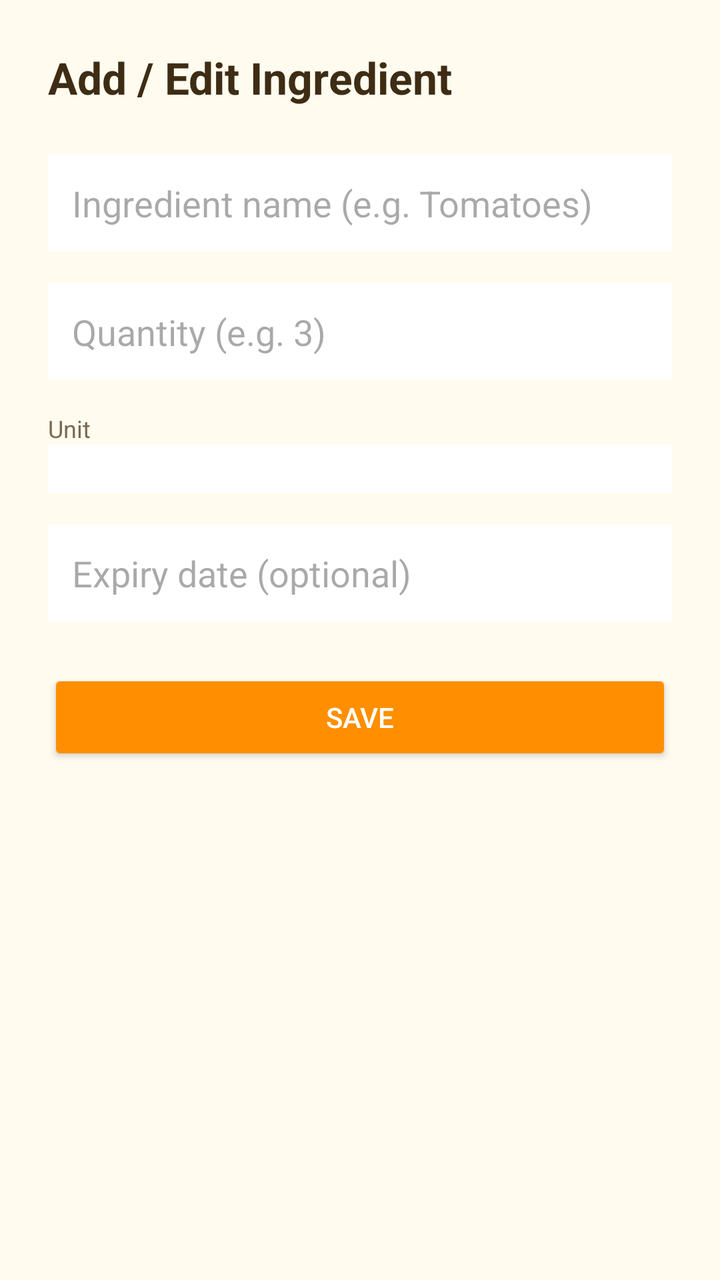
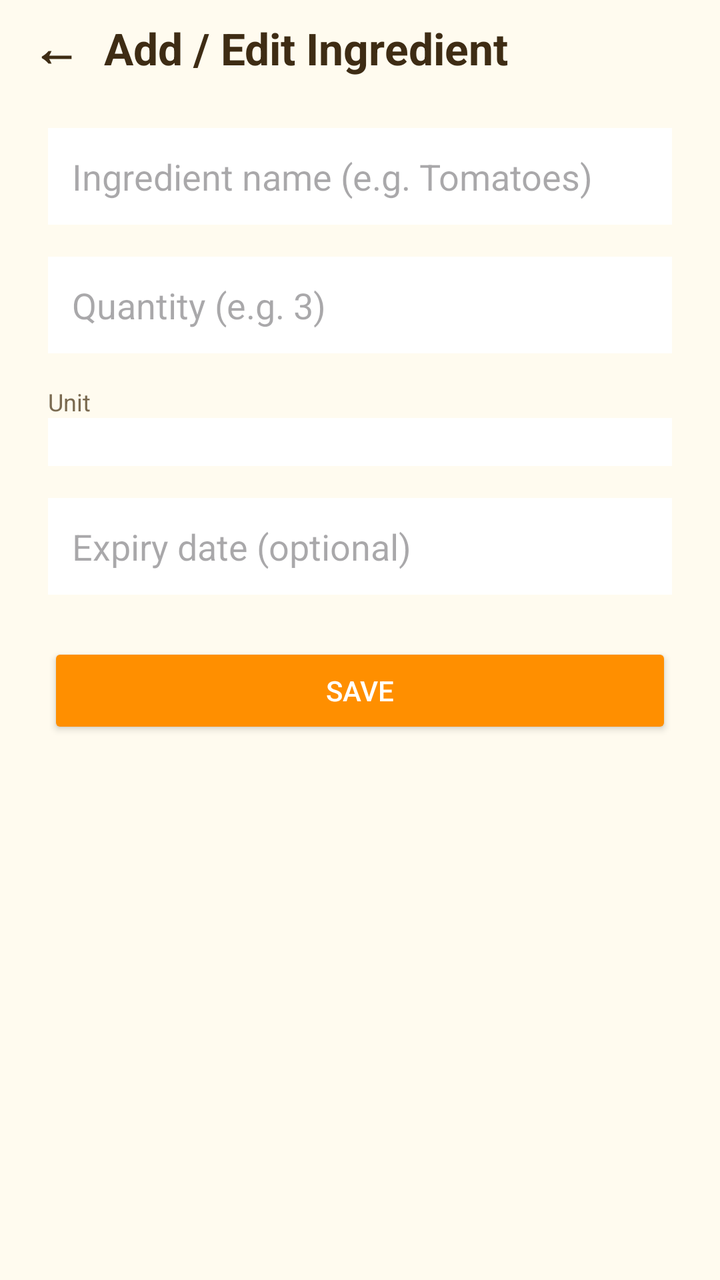

Screens rendered from an Android XML layout before and after an edit, with the pre-edit source and the edit as a unified diff.
<!-- AndroidManifest.xml: application theme Theme.SmartPantryManager -->
<!-- res/layout/activity_add_edit.xml -->
<ScrollView xmlns:android="http://schemas.android.com/apk/res/android" android:layout_width="match_parent" android:layout_height="match_parent" android:background="@color/cream_background">
    <LinearLayout android:layout_width="match_parent" android:layout_height="wrap_content" android:orientation="vertical" android:padding="24dp">
        <TextView android:id="@+id/textScreenTitle" android:layout_width="wrap_content" android:layout_height="wrap_content" android:text="@string/title_add_edit" android:textColor="@color/text_primary" android:textSize="22sp" android:textStyle="bold" android:layout_marginBottom="24dp"/>
        <EditText android:id="@+id/editName" android:layout_width="match_parent" android:layout_height="wrap_content" android:hint="Ingredient name (e.g. Tomatoes)" android:inputType="textCapWords" android:background="@color/surface_white" android:padding="12dp"/>
        <TextView android:id="@+id/errorName" android:layout_width="wrap_content" android:layout_height="wrap_content" android:textColor="@color/error_red" android:textSize="12sp" android:visibility="gone" android:text="Please enter an ingredient name"/>
        <EditText android:id="@+id/editQuantity" android:layout_width="match_parent" android:layout_height="wrap_content" android:layout_marginTop="16dp" android:hint="Quantity (e.g. 3)" android:inputType="numberDecimal" android:background="@color/surface_white" android:padding="12dp"/>
        <TextView android:id="@+id/errorQuantity" android:layout_width="wrap_content" android:layout_height="wrap_content" android:textColor="@color/error_red" android:textSize="12sp" android:visibility="gone" android:text="Please enter a quantity greater than 0"/>
        <TextView android:layout_width="wrap_content" android:layout_height="wrap_content" android:layout_marginTop="16dp" android:text="Unit" android:textColor="@color/text_secondary" android:textSize="12sp"/>
        <Spinner android:id="@+id/spinnerUnit" android:layout_width="match_parent" android:layout_height="wrap_content" android:background="@color/surface_white" android:padding="12dp"/>
        <EditText android:id="@+id/editExpiry" android:layout_width="match_parent" android:layout_height="wrap_content" android:layout_marginTop="16dp" android:hint="Expiry date (optional)" android:focusable="false" android:clickable="true" android:background="@color/surface_white" android:padding="12dp"/>
        <Button android:id="@+id/buttonSave" android:layout_width="match_parent" android:layout_height="wrap_content" android:layout_marginTop="24dp" android:text="Save" android:backgroundTint="@color/amber_accent" android:textColor="@color/white"/>
    </LinearLayout>
</ScrollView>
<!-- resources referenced by this layout -->
<resources>
  <color name="amber_accent">#FF8F00</color>
  <color name="cream_background">#FFFBEF</color>
  <color name="error_red">#D32F2F</color>
  <color name="surface_white">#FFFFFF</color>
  <color name="text_primary">#3E2C14</color>
  <color name="text_secondary">#7A6A50</color>
  <color name="white">#FFFFFF</color>
  <string name="title_add_edit">Add / Edit Ingredient</string>
  <style name="Theme.SmartPantryManager" parent="Base.Theme.SmartPantryManager" />
  <style name="Base.Theme.SmartPantryManager" parent="Theme.Material3.DayNight.NoActionBar">
          <item name="colorPrimary">@color/sun_yellow</item>
          <item name="colorPrimaryVariant">@color/sun_yellow_dark</item>
          <item name="colorOnPrimary">@color/text_primary</item>
          <item name="colorSecondary">@color/amber_accent</item>
          <item name="colorSecondaryVariant">@color/amber_accent</item>
          <item name="colorOnSecondary">@color/white</item>
          <item name="android:colorBackground">@color/cream_background</item>
          <item name="colorSurface">@color/surface_white</item>
          <item name="colorOnSurface">@color/text_primary</item>
          <item name="colorError">@color/error_red</item>
          <item name="android:statusBarColor">@color/sun_yellow_dark</item>
          <item name="android:windowLightStatusBar">true</item>
      </style>
  <color name="sun_yellow">#FFC947</color>
  <color name="sun_yellow_dark">#F2A900</color>
</resources>

<!-- the commit's change to res/layout/activity_add_edit.xml (unified diff, before → after) -->
@@ -1,6 +1,10 @@
 <ScrollView xmlns:android="http://schemas.android.com/apk/res/android" android:layout_width="match_parent" android:layout_height="match_parent" android:background="@color/cream_background">
-    <LinearLayout android:layout_width="match_parent" android:layout_height="wrap_content" android:orientation="vertical" android:padding="24dp">
-        <TextView android:id="@+id/textScreenTitle" android:layout_width="wrap_content" android:layout_height="wrap_content" android:text="@string/title_add_edit" android:textColor="@color/text_primary" android:textSize="22sp" android:textStyle="bold" android:layout_marginBottom="24dp"/>
+<LinearLayout android:layout_width="match_parent" android:layout_height="wrap_content" android:orientation="vertical">
+    <LinearLayout android:layout_width="match_parent" android:layout_height="wrap_content" android:orientation="horizontal" android:gravity="center_vertical" android:paddingStart="4dp" android:paddingEnd="16dp" android:layout_marginBottom="16dp">
+        <TextView android:id="@+id/buttonBack" android:layout_width="48dp" android:layout_height="48dp" android:gravity="center" android:text="←" android:textSize="24sp" android:textColor="@color/text_primary" android:textStyle="bold" android:background="?attr/selectableItemBackgroundBorderless" android:clickable="true" android:focusable="true" android:contentDescription="Back"/>
+        <TextView android:id="@+id/textScreenTitle" android:layout_width="0dp" android:layout_height="wrap_content" android:layout_weight="1" android:text="@string/title_add_edit" android:textColor="@color/text_primary" android:textSize="22sp" android:textStyle="bold"/>
+    </LinearLayout>
+    <LinearLayout android:layout_width="match_parent" android:layout_height="wrap_content" android:orientation="vertical" android:paddingHorizontal="24dp">
         <EditText android:id="@+id/editName" android:layout_width="match_parent" android:layout_height="wrap_content" android:hint="Ingredient name (e.g. Tomatoes)" android:inputType="textCapWords" android:background="@color/surface_white" android:padding="12dp"/>
         <TextView android:id="@+id/errorName" android:layout_width="wrap_content" android:layout_height="wrap_content" android:textColor="@color/error_red" android:textSize="12sp" android:visibility="gone" android:text="Please enter an ingredient name"/>
         <EditText android:id="@+id/editQuantity" android:layout_width="match_parent" android:layout_height="wrap_content" android:layout_marginTop="16dp" android:hint="Quantity (e.g. 3)" android:inputType="numberDecimal" android:background="@color/surface_white" android:padding="12dp"/>
@@ -10,4 +14,5 @@
         <EditText android:id="@+id/editExpiry" android:layout_width="match_parent" android:layout_height="wrap_content" android:layout_marginTop="16dp" android:hint="Expiry date (optional)" android:focusable="false" android:clickable="true" android:background="@color/surface_white" android:padding="12dp"/>
         <Button android:id="@+id/buttonSave" android:layout_width="match_parent" android:layout_height="wrap_content" android:layout_marginTop="24dp" android:text="Save" android:backgroundTint="@color/amber_accent" android:textColor="@color/white"/>
     </LinearLayout>
-</ScrollView>
+</LinearLayout>
+    </ScrollView>
